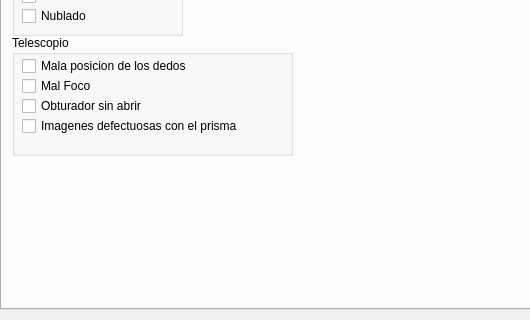
First picture: the form in gui/paneladministrativo.ui, repository joselp/observe-qt, before the edit; both pictures show x 0 to 530 and y 101 to 421 of the 625 by 421 pixel window.
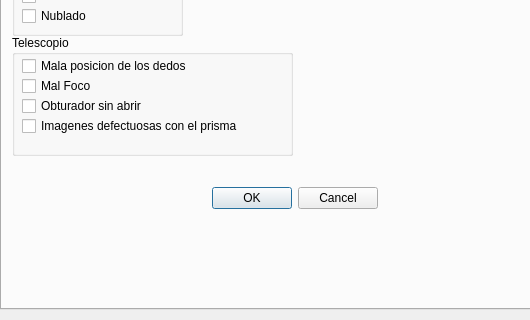
Second picture: the form after the edit. The open tabs and pages were chosen to show the change.

```diff
--- a/gui/paneladministrativo.ui
+++ b/gui/paneladministrativo.ui
@@ -160,6 +160,19 @@
       </property>
      </widget>
     </widget>
+    <widget class="QDialogButtonBox" name="buttonBox">
+     <property name="geometry">
+      <rect>
+       <x>200</x>
+       <y>250</y>
+       <width>176</width>
+       <height>27</height>
+      </rect>
+     </property>
+     <property name="standardButtons">
+      <set>QDialogButtonBox::Cancel|QDialogButtonBox::Ok</set>
+     </property>
+    </widget>
    </widget>
   </widget>
  </widget>
```
Left out of the diff: 2 changed lines with no effect on the pictures.
